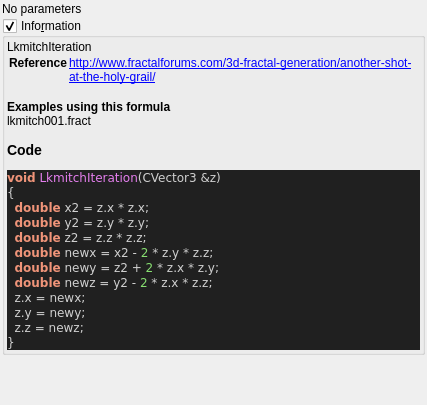
The window that mandelbulber2/qt_data/fractal_lkmitch.ui (buddhi1980/mandelbulber2) describes before a commit, drawn with Qt 5.
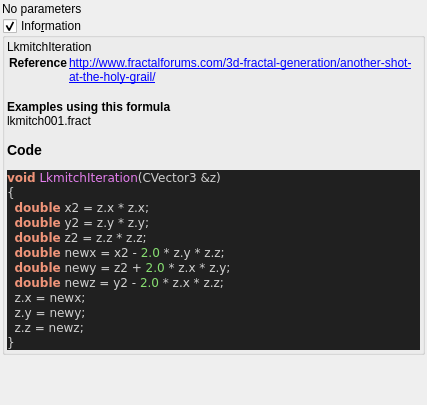
The same window after the commit. Custom widgets are drawn as their Qt base class.

What changed in the file:
```diff
--- a/mandelbulber2/qt_data/fractal_lkmitch.ui
+++ b/mandelbulber2/qt_data/fractal_lkmitch.ui
@@ -74,9 +74,9 @@
   &lt;span style=&quot;color:#f09479; font-weight:bold&quot;&gt;double&lt;/span&gt; x2 &lt;span style=&quot;color:#d0d0d0&quot;&gt;=&lt;/span&gt; z&lt;span style=&quot;color:#d0d0d0&quot;&gt;.&lt;/span&gt;x &lt;span style=&quot;color:#d0d0d0&quot;&gt;*&lt;/span&gt; z&lt;span style=&quot;color:#d0d0d0&quot;&gt;.&lt;/span&gt;x&lt;span style=&quot;color:#d0d0d0&quot;&gt;;&lt;/span&gt;
   &lt;span style=&quot;color:#f09479; font-weight:bold&quot;&gt;double&lt;/span&gt; y2 &lt;span style=&quot;color:#d0d0d0&quot;&gt;=&lt;/span&gt; z&lt;span style=&quot;color:#d0d0d0&quot;&gt;.&lt;/span&gt;y &lt;span style=&quot;color:#d0d0d0&quot;&gt;*&lt;/span&gt; z&lt;span style=&quot;color:#d0d0d0&quot;&gt;.&lt;/span&gt;y&lt;span style=&quot;color:#d0d0d0&quot;&gt;;&lt;/span&gt;
   &lt;span style=&quot;color:#f09479; font-weight:bold&quot;&gt;double&lt;/span&gt; z2 &lt;span style=&quot;color:#d0d0d0&quot;&gt;=&lt;/span&gt; z&lt;span style=&quot;color:#d0d0d0&quot;&gt;.&lt;/span&gt;z &lt;span style=&quot;color:#d0d0d0&quot;&gt;*&lt;/span&gt; z&lt;span style=&quot;color:#d0d0d0&quot;&gt;.&lt;/span&gt;z&lt;span style=&quot;color:#d0d0d0&quot;&gt;;&lt;/span&gt;
-  &lt;span style=&quot;color:#f09479; font-weight:bold&quot;&gt;double&lt;/span&gt; newx &lt;span style=&quot;color:#d0d0d0&quot;&gt;=&lt;/span&gt; x2 &lt;span style=&quot;color:#d0d0d0&quot;&gt;-&lt;/span&gt; &lt;span style=&quot;color:#87df71&quot;&gt;2&lt;/span&gt; &lt;span style=&quot;color:#d0d0d0&quot;&gt;*&lt;/span&gt; z&lt;span style=&quot;color:#d0d0d0&quot;&gt;.&lt;/span&gt;y &lt;span style=&quot;color:#d0d0d0&quot;&gt;*&lt;/span&gt; z&lt;span style=&quot;color:#d0d0d0&quot;&gt;.&lt;/span&gt;z&lt;span style=&quot;color:#d0d0d0&quot;&gt;;&lt;/span&gt;
-  &lt;span style=&quot;color:#f09479; font-weight:bold&quot;&gt;double&lt;/span&gt; newy &lt;span style=&quot;color:#d0d0d0&quot;&gt;=&lt;/span&gt; z2 &lt;span style=&quot;color:#d0d0d0&quot;&gt;+&lt;/span&gt; &lt;span style=&quot;color:#87df71&quot;&gt;2&lt;/span&gt; &lt;span style=&quot;color:#d0d0d0&quot;&gt;*&lt;/span&gt; z&lt;span style=&quot;color:#d0d0d0&quot;&gt;.&lt;/span&gt;x &lt;span style=&quot;color:#d0d0d0&quot;&gt;*&lt;/span&gt; z&lt;span style=&quot;color:#d0d0d0&quot;&gt;.&lt;/span&gt;y&lt;span style=&quot;color:#d0d0d0&quot;&gt;;&lt;/span&gt;
-  &lt;span style=&quot;color:#f09479; font-weight:bold&quot;&gt;double&lt;/span&gt; newz &lt;span style=&quot;color:#d0d0d0&quot;&gt;=&lt;/span&gt; y2 &lt;span style=&quot;color:#d0d0d0&quot;&gt;-&lt;/span&gt; &lt;span style=&quot;color:#87df71&quot;&gt;2&lt;/span&gt; &lt;span style=&quot;color:#d0d0d0&quot;&gt;*&lt;/span&gt; z&lt;span style=&quot;color:#d0d0d0&quot;&gt;.&lt;/span&gt;x &lt;span style=&quot;color:#d0d0d0&quot;&gt;*&lt;/span&gt; z&lt;span style=&quot;color:#d0d0d0&quot;&gt;.&lt;/span&gt;z&lt;span style=&quot;color:#d0d0d0&quot;&gt;;&lt;/span&gt;
+  &lt;span style=&quot;color:#f09479; font-weight:bold&quot;&gt;double&lt;/span&gt; newx &lt;span style=&quot;color:#d0d0d0&quot;&gt;=&lt;/span&gt; x2 &lt;span style=&quot;color:#d0d0d0&quot;&gt;-&lt;/span&gt; &lt;span style=&quot;color:#87df71&quot;&gt;2.0&lt;/span&gt; &lt;span style=&quot;color:#d0d0d0&quot;&gt;*&lt;/span&gt; z&lt;span style=&quot;color:#d0d0d0&quot;&gt;.&lt;/span&gt;y &lt;span style=&quot;color:#d0d0d0&quot;&gt;*&lt;/span&gt; z&lt;span style=&quot;color:#d0d0d0&quot;&gt;.&lt;/span&gt;z&lt;span style=&quot;color:#d0d0d0&quot;&gt;;&lt;/span&gt;
+  &lt;span style=&quot;color:#f09479; font-weight:bold&quot;&gt;double&lt;/span&gt; newy &lt;span style=&quot;color:#d0d0d0&quot;&gt;=&lt;/span&gt; z2 &lt;span style=&quot;color:#d0d0d0&quot;&gt;+&lt;/span&gt; &lt;span style=&quot;color:#87df71&quot;&gt;2.0&lt;/span&gt; &lt;span style=&quot;color:#d0d0d0&quot;&gt;*&lt;/span&gt; z&lt;span style=&quot;color:#d0d0d0&quot;&gt;.&lt;/span&gt;x &lt;span style=&quot;color:#d0d0d0&quot;&gt;*&lt;/span&gt; z&lt;span style=&quot;color:#d0d0d0&quot;&gt;.&lt;/span&gt;y&lt;span style=&quot;color:#d0d0d0&quot;&gt;;&lt;/span&gt;
+  &lt;span style=&quot;color:#f09479; font-weight:bold&quot;&gt;double&lt;/span&gt; newz &lt;span style=&quot;color:#d0d0d0&quot;&gt;=&lt;/span&gt; y2 &lt;span style=&quot;color:#d0d0d0&quot;&gt;-&lt;/span&gt; &lt;span style=&quot;color:#87df71&quot;&gt;2.0&lt;/span&gt; &lt;span style=&quot;color:#d0d0d0&quot;&gt;*&lt;/span&gt; z&lt;span style=&quot;color:#d0d0d0&quot;&gt;.&lt;/span&gt;x &lt;span style=&quot;color:#d0d0d0&quot;&gt;*&lt;/span&gt; z&lt;span style=&quot;color:#d0d0d0&quot;&gt;.&lt;/span&gt;z&lt;span style=&quot;color:#d0d0d0&quot;&gt;;&lt;/span&gt;
   z&lt;span style=&quot;color:#d0d0d0&quot;&gt;.&lt;/span&gt;x &lt;span style=&quot;color:#d0d0d0&quot;&gt;=&lt;/span&gt; newx&lt;span style=&quot;color:#d0d0d0&quot;&gt;;&lt;/span&gt;
   z&lt;span style=&quot;color:#d0d0d0&quot;&gt;.&lt;/span&gt;y &lt;span style=&quot;color:#d0d0d0&quot;&gt;=&lt;/span&gt; newy&lt;span style=&quot;color:#d0d0d0&quot;&gt;;&lt;/span&gt;
   z&lt;span style=&quot;color:#d0d0d0&quot;&gt;.&lt;/span&gt;z &lt;span style=&quot;color:#d0d0d0&quot;&gt;=&lt;/span&gt; newz&lt;span style=&quot;color:#d0d0d0&quot;&gt;;&lt;/span&gt;
```
